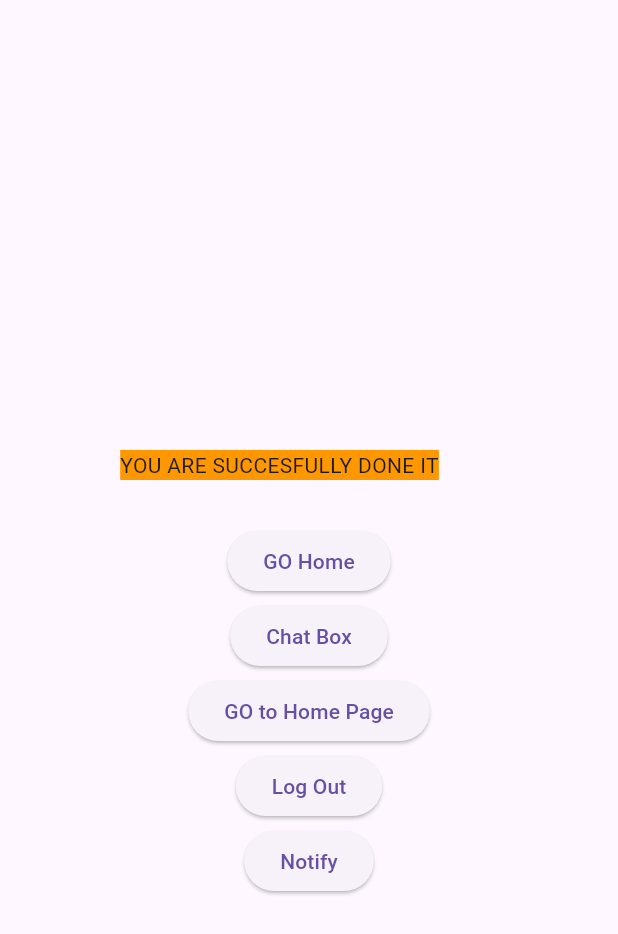
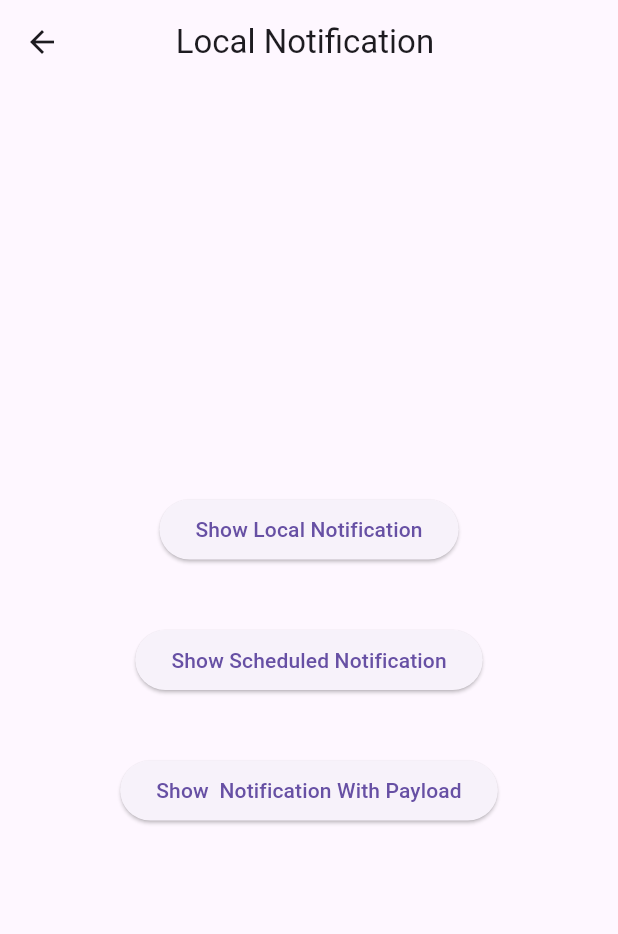
Before and after one commit to Ahnaf152020/PharmaConnect, a Flutter app: the Mywidget screen opened by its route, after a tap on "Notify", on a phone screen of 412 x 824 dp. Shown: the top 934 px of the screen. Run offline on Flutter 3.47's test engine with Material 3 defaults, Android fonts, the phone set to English and light mode, and no system bars; our stand-ins replace animate_do, cloud_firestore, firebase_auth, firebase_core, firebase_storage, flutter_local_notifications and 11 more; accounts and stored records are empty; network calls fail.

Commit message:
Full Notification Work

```diff
--- a/lib/main.dart
+++ b/lib/main.dart
@@ -3,6 +3,7 @@ import 'package:firebase_auth/firebase_auth.dart';
 import 'package:firebase_core/firebase_core.dart';
 import 'package:flutter/material.dart';
 import 'package:flutter/material.dart';
+import 'package:pharmaconnectbyturjo/pages/NotificationHome.dart';
 import 'package:pharmaconnectbyturjo/Contains/BottomBar.dart';
 import 'package:pharmaconnectbyturjo/chatroom.dart';
 import 'package:pharmaconnectbyturjo/chatsearchpage.dart';
@@ -53,6 +54,8 @@ void main() async {
       'Update_Profile': (context) => AccountScreen(),
       'SurgicalProduct': (context) => SurgicalProduct(),
       'PersonalCare':(Context)=> PersonalCare(),
+      'NotificationHome':(Context)=> NotificationHome(),
+
     },
   ));
 }
--- a/lib/notificationscreen.dart
+++ b/lib/notificationscreen.dart
@@ -1,11 +1,17 @@
 import 'package:flutter/material.dart';
 
-class NotificationP extends StatelessWidget {
-  Map<String, String?> payload = {};
+class NotificationScreen extends StatelessWidget {
+  //Map<String, String?> payload = {};
+  const NotificationScreen({
+    Key?key,
+    required this.payload,
 
+
+  }) : super(key: key)  ;
+  final String payload;
   @override
   Widget build(BuildContext context) {
-    payload = ModalRoute.of(context)?.settings.arguments as Map<String, String?>;
+   // payload = ModalRoute.of(context)?.settings.arguments as Map<String, String?>;
 
     return Scaffold(
       appBar: AppBar(
@@ -23,7 +29,7 @@ class NotificationP extends StatelessWidget {
         ],
       ),
       body: Center(
-        child: Text('This is a notification page! $payload', style: TextStyle(fontSize: 20)),
+        child: Text('This is a notification page! $payload', style: TextStyle(fontSize: 25)),
       ),
     );
   }
--- a/lib/notificationservice.dart
+++ b/lib/notificationservice.dart
@@ -1,40 +1,107 @@
 import 'package:flutter_local_notifications/flutter_local_notifications.dart';
+import 'package:pharmaconnectbyturjo/toast.dart';
+import 'package:rxdart/rxdart.dart';
+import 'package:timezone/timezone.dart' as tz;
+import 'package:timezone/data/latest.dart' as tz;
+//import 'package:firebase_messaging/firebase_messaging.dart';
+import 'package:permission_handler/permission_handler.dart';
+import 'package:flutter_local_notifications/flutter_local_notifications.dart';
+import 'package:rxdart/subjects.dart';
 
-class NotificationService {
-  final FlutterLocalNotificationsPlugin _flutterLocalNotificationsPlugin =
-  FlutterLocalNotificationsPlugin();
+class LocalNotificationService {
+  LocalNotificationService();
 
-  AndroidInitializationSettings androidInitializationSettings =
-  const AndroidInitializationSettings('images.png');
+  final _localNotificationService = FlutterLocalNotificationsPlugin();
 
-  void initialiseNotifications() async {// Replace with your app icon
+  final BehaviorSubject<String?> onNotificationClick = BehaviorSubject();
 
-    InitializationSettings initializationSettings = InitializationSettings(
+  Future<void> initialize() async {
+    tz.initializeTimeZones()  ;
+    const AndroidInitializationSettings androidInitializationSettings =
+    AndroidInitializationSettings('@mipmap/ic_launcher');
+
+    final InitializationSettings settings = InitializationSettings(
       android: androidInitializationSettings,
     );
 
-    await _flutterLocalNotificationsPlugin.initialize(initializationSettings);
+    await _localNotificationService.initialize(
+      settings,
+      onDidReceiveNotificationResponse: onSelectNotification, // Corrected here
+    );
   }
 
-  void sendNotification(String title, String body) async {
-    AndroidNotificationDetails androidNotificationDetails =
-     AndroidNotificationDetails(
-      'channelId',
-      'channelName',
-      importance: Importance.max,
-      priority: Priority.high,  // Set the small icon name without @drawable
-    );
+  Future<NotificationDetails> _notificationDetails() async {
+    const AndroidNotificationDetails androidNotificationDetails =
+    AndroidNotificationDetails('channel_id', 'channel_name',
+        channelDescription: 'description',
+        importance: Importance.max,
+        priority: Priority.max,
+        playSound: true);
 
-   NotificationDetails notificationDetails = NotificationDetails(
+    return const NotificationDetails(
       android: androidNotificationDetails,
     );
+  }
+
+  Future<void> showNotification({
+    required int id,
+    required String title,
+    required String body,
+  }) async {
+    final details = await _notificationDetails();
+    await _localNotificationService.show(id, title, body, details);
+  }
+  bool androidAllowWhileIdle= false;
+  Future<void> showScheduledNotification({
+    required int id,
+    required String title,
+    required String body,
+    required int seconds
+  }) async{
+    final details =await _notificationDetails();
+    await _localNotificationService.zonedSchedule(
+      id,
+      title,
+      body,
+      tz.TZDateTime.from(DateTime.now().add(Duration(seconds: seconds)), tz.local,),
+      details,
+      androidAllowWhileIdle: true,
+      uiLocalNotificationDateInterpretation: UILocalNotificationDateInterpretation.absoluteTime,
+
+    );
+  }
+
+  Future<void> showNotificationWithPayload(
+      {required int id,
+        required String title,
+        required String body,
+        required String payload}) async {
+    final details = await _notificationDetails();
+    await _localNotificationService.show(id, title, body, details,
+        payload: payload);
+  }
 
 
-    await _flutterLocalNotificationsPlugin.show(
-      0,
-      title,
-      body,
-      notificationDetails,
-    );
+  void onDidReceiveLocalNotification(
+      int id, String? title, String? body, String? payload) {
+    showToast(message: 'id $id');
   }
+
+  Future<void> onSelectNotification(NotificationResponse notificationResponse) async {
+    final String? payload = notificationResponse.payload;
+    print( 'payload $payload');
+    if (payload != null && payload.isNotEmpty) {
+      // Handle the custom payload as needed
+      onNotificationClick.add(payload);
+    }
+  }
+
+  static Future requestNotificationPermission() async{
+    PermissionStatus status =  await Permission.notification.request();
+    if(status != PermissionStatus.granted)
+    {
+      showToast(message: 'Notification permission denied');
+    }
+  }
+
 }
--- /dev/null
+++ b/lib/pages/NotificationHome.dart
@@ -0,0 +1,97 @@
+import 'package:flutter/material.dart';
+import 'package:permission_handler/permission_handler.dart';
+import 'package:pharmaconnectbyturjo/notificationscreen.dart';
+import 'package:pharmaconnectbyturjo/notificationservice.dart';
+import 'package:pharmaconnectbyturjo/toast.dart';
+
+class NotificationHome extends StatefulWidget {
+  const NotificationHome ({ Key? key}):super(key: key);
+
+  @override
+  State<NotificationHome> createState() => _NotificationHomeState();
+}
+
+class _NotificationHomeState extends State<NotificationHome> {
+
+  late final LocalNotificationService service;
+
+  void initState() {
+    service = LocalNotificationService();
+    service.initialize();
+    ListenToNotification();
+    super.initState();
+  }
+
+  @override
+  Widget build(BuildContext context) {
+    return Scaffold(
+      appBar: AppBar(
+        title: const Text('Local Notification '),
+        centerTitle: true,
+      ),
+      body: SafeArea(
+        child: Padding(
+          padding: const EdgeInsets.all(24.0),
+          child: Center(
+            child: SizedBox(
+              height: 300,
+              child: Column(
+                crossAxisAlignment: CrossAxisAlignment.center,
+                mainAxisAlignment: MainAxisAlignment.spaceEvenly,
+                children: [
+                  ElevatedButton(
+                    onPressed: () async {
+                      await service.showNotification(
+                          id: 0,
+                          title: 'PharmaConnect',
+                          body: 'Welcome to PharmaConnect App User.');
+                    },
+                    child: const Text('Show Local Notification'),
+                  ),
+                  ElevatedButton(
+                    onPressed: () async {
+                      await service.showScheduledNotification(
+                        id: 0,
+                        title: 'PharmaConnect',
+                        body: 'Welcome to PharmaConnect App User. \n You will find various medical products  available in our app.',
+
+                        seconds: 1,
+                      );
+                    },
+                    child: const Text('Show Scheduled Notification'),
+                  ),
+                  ElevatedButton(
+                    onPressed: () async {
+                      await service.showNotificationWithPayload(
+                        id: 0,
+                        title: 'PharmaConnect',
+                        body: 'Hello! User',
+                        payload: 'Welcome to PharmaConnect App You have some payload notifications.',
+                      );
+                    },
+                    child: const Text('Show  Notification With Payload'),
+                  ),
+
+                ],
+              ),
+            ),
+          ),
+        ),
+      ),
+    );
+  }
+
+
+  void ListenToNotification() =>
+      service.onNotificationClick.stream.listen(onNotifiactionListener);
+
+  void onNotifiactionListener(String ? payload) {
+    if (payload != null && payload.isNotEmpty) {
+      print('payload $payload');
+
+      Navigator.push(
+          context, MaterialPageRoute(builder: (
+              (context) => NotificationScreen(payload:payload ))));
+    }
+  }
+}
--- a/lib/widget.dart
+++ b/lib/widget.dart
@@ -12,13 +12,13 @@ class Mywidget extends StatefulWidget {
 }
 
 class _MywidgetState extends State<Mywidget> {
-  NotificationService notification = NotificationService();
+  //NotificationService notification = NotificationService();
 
 @override
-void initState(){
+/*void initState(){
   super.initState();
   notification.initialiseNotifications();
-}
+}*/
   @override
   Widget build(BuildContext context) {
     return Scaffold(
@@ -115,7 +115,7 @@ void initState(){
                       child: Text('Notify'),
                       onPressed: () {
                        // notification.sendNotification("this is a message", "this is a body");
-                        Navigator.pushNamed(context, 'notificationpage');
+                        Navigator.pushNamed(context, 'NotificationHome');
                        // Navigator.push(context,MaterialPageRoute(builder: (context) => ()));
                       },
                     ),
```
Also changed, not shown: 2 other files.
